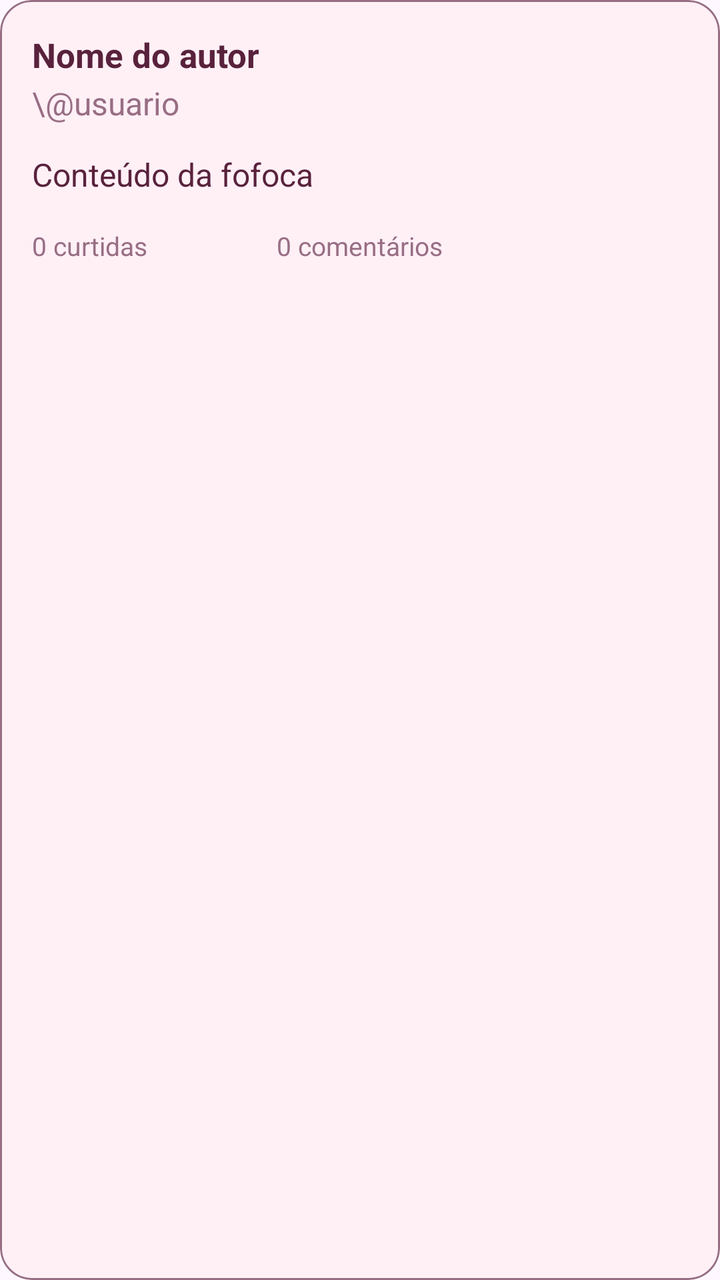
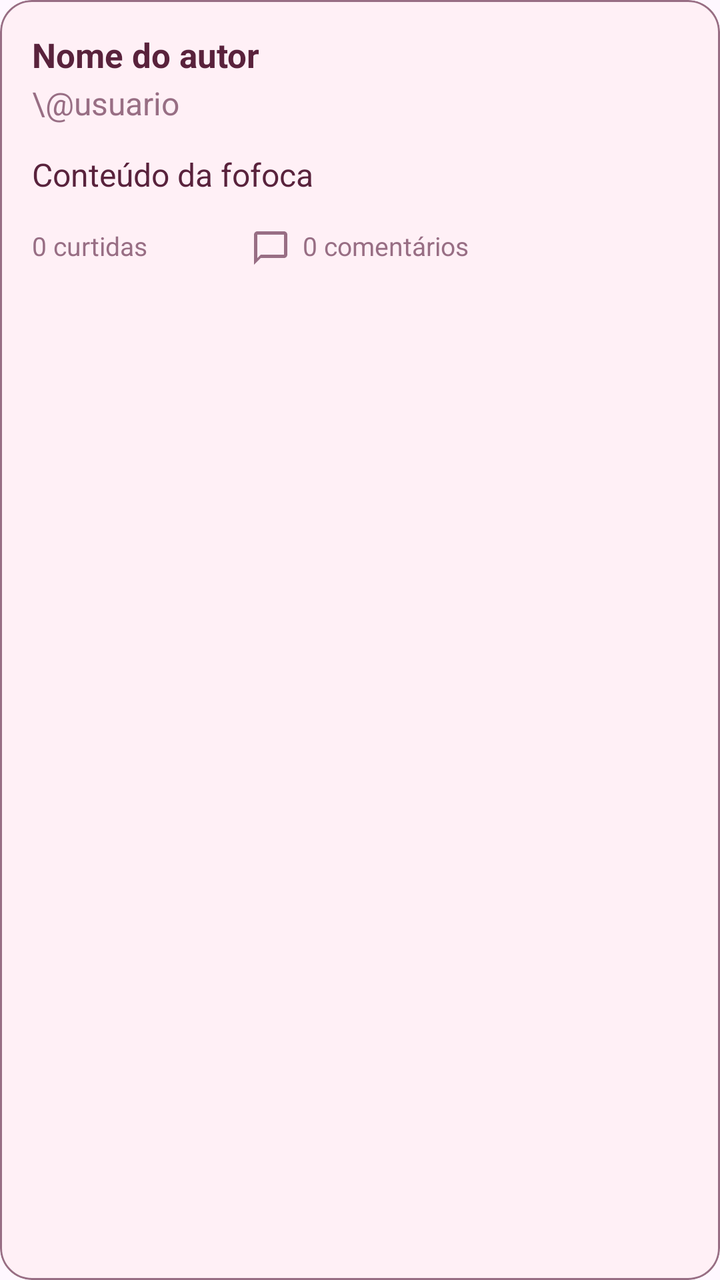

Two renders of the same Android screen: before a commit and after it. Below are the layout's source before the change and the commit's diff.
<!-- AndroidManifest.xml: application theme Theme.Fofoca -->
<!-- res/layout/item_post.xml -->
<?xml version="1.0" encoding="utf-8"?>
<com.google.android.material.card.MaterialCardView
    xmlns:android="http://schemas.android.com/apk/res/android"
    xmlns:app="http://schemas.android.com/apk/res-auto"
    android:layout_width="match_parent"
    android:layout_height="wrap_content"
    android:layout_marginBottom="12dp"
    app:cardCornerRadius="16dp"
    app:cardElevation="0dp"
    app:strokeWidth="1dp"
    app:strokeColor="@color/fofoca_secundario"
    app:cardBackgroundColor="@color/fofoca_fundo">

    <LinearLayout
        android:layout_width="match_parent"
        android:layout_height="wrap_content"
        android:orientation="vertical"
        android:padding="16dp">

        <TextView
            android:id="@+id/tvAutor"
            android:layout_width="match_parent"
            android:layout_height="wrap_content"
            android:text="Nome do autor"
            android:textSize="17sp"
            android:textStyle="bold"
            android:textColor="@color/fofoca_texto"/>

        <TextView
            android:id="@+id/tvUsuario"
            android:layout_width="match_parent"
            android:layout_height="wrap_content"
            android:text="\@usuario"
            android:textSize="16sp"
            android:textColor="@color/fofoca_secundario"
            android:layout_marginTop="2dp"/>

        <TextView
            android:id="@+id/tvConteudo"
            android:layout_width="match_parent"
            android:layout_height="wrap_content"
            android:text="Conteúdo da fofoca"
            android:textSize="16sp"
            android:textColor="@color/fofoca_texto"
            android:layout_marginTop="14dp"
            android:layout_marginBottom="16dp"/>

        <LinearLayout
            android:layout_width="match_parent"
            android:layout_height="wrap_content"
            android:orientation="horizontal">

            <TextView
                android:id="@+id/tvCurtidas"
                android:layout_width="0dp"
                android:layout_height="wrap_content"
                android:layout_weight="1"
                android:text="0 curtidas"
                android:textSize="13sp"
                android:textColor="@color/fofoca_secundario"/>

            <TextView
                android:id="@+id/tvComentarios"
                android:layout_width="wrap_content"
                android:layout_height="wrap_content"
                android:layout_weight="1"
                android:text="0 comentários"
                android:textSize="13sp"
                android:textColor="@color/fofoca_secundario"/>

        </LinearLayout>

        <LinearLayout
            android:layout_width="match_parent"
            android:layout_height="wrap_content"
            android:orientation="horizontal"
            android:gravity="end|center_vertical">

            <TextView
                android:id="@+id/tvEditar"
                android:layout_width="wrap_content"
                android:layout_height="48dp"
                android:gravity="center"
                android:paddingHorizontal="12dp"
                android:text="Editar"
                android:textSize="14sp"
                android:textStyle="bold"
                android:textColor="@color/fofoca_rosa"
                android:visibility="gone"/>

            <TextView
                android:id="@+id/tvExcluir"
                android:layout_width="wrap_content"
                android:layout_height="48dp"
                android:gravity="center"
                android:paddingHorizontal="12dp"
                android:text="Excluir"
                android:textSize="14sp"
                android:textStyle="bold"
                android:textColor="@color/fofoca_rosa"
                android:visibility="gone"/>
        </LinearLayout>


    </LinearLayout>


</com.google.android.material.card.MaterialCardView>
<!-- resources referenced by this layout -->
<resources>
  <color name="fofoca_fundo">#FFF0F6</color>
  <color name="fofoca_rosa">#E33D89</color>
  <color name="fofoca_secundario">#986E84</color>
  <color name="fofoca_texto">#59223C</color>
  <style name="Theme.Fofoca" parent="Base.Theme.Fofoca" />
  <style name="Base.Theme.Fofoca" parent="Theme.Material3.DayNight.NoActionBar">
          
          
      </style>
</resources>

<!-- the commit's change to res/layout/item_post.xml (unified diff, before → after) -->
@@ -57,7 +57,8 @@
                 android:layout_weight="1"
                 android:text="0 curtidas"
                 android:textSize="13sp"
-                android:textColor="@color/fofoca_secundario"/>
+                android:textColor="@color/fofoca_secundario"
+                android:drawablePadding="6dp"/>
 
             <TextView
                 android:id="@+id/tvComentarios"
@@ -66,7 +67,10 @@
                 android:layout_weight="1"
                 android:text="0 comentários"
                 android:textSize="13sp"
-                android:textColor="@color/fofoca_secundario"/>
+                android:textColor="@color/fofoca_secundario"
+                android:drawableStart="@drawable/ic_comentario"
+                android:drawableTint="@color/fofoca_secundario"
+                android:drawablePadding="6dp"/>
 
         </LinearLayout>
 
<!-- resource entries referenced after the edit -->
@@ -4,6 +4,12 @@
   <color name="fofoca_rosa">#E33D89</color>
   <color name="fofoca_secundario">#986E84</color>
   <color name="fofoca_texto">#59223C</color>
+  <!-- drawable ic_comentario (drawable) -->
+  <vector xmlns:android="http://schemas.android.com/apk/res/android" android:height="20dp" android:tint="#000000" android:viewportHeight="24" android:viewportWidth="24" android:width="20dp">
+        
+      <path android:fillColor="@android:color/white" android:pathData="M20,2L4,2c-1.1,0 -2,0.9 -2,2v18l4,-4h14c1.1,0 2,-0.9 2,-2L22,4c0,-1.1 -0.9,-2 -2,-2zM20,16L6,16l-2,2L4,4h16v12z"/>
+      
+  </vector>
   <style name="Theme.Fofoca" parent="Base.Theme.Fofoca" />
   <style name="Base.Theme.Fofoca" parent="Theme.Material3.DayNight.NoActionBar">
           
